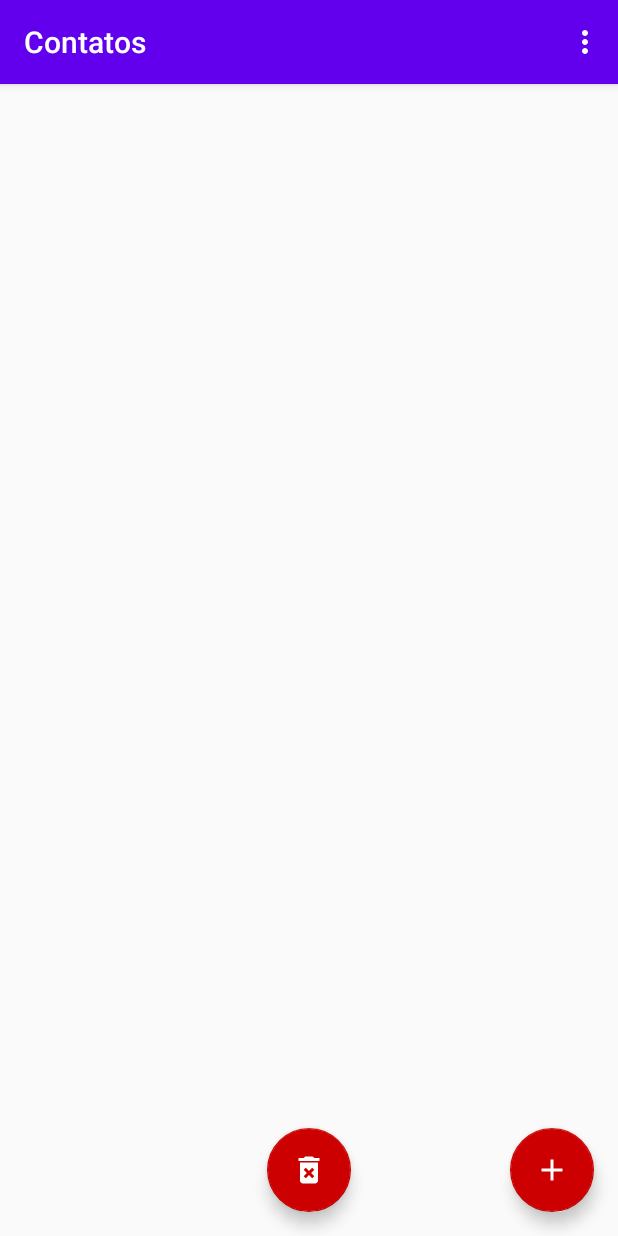
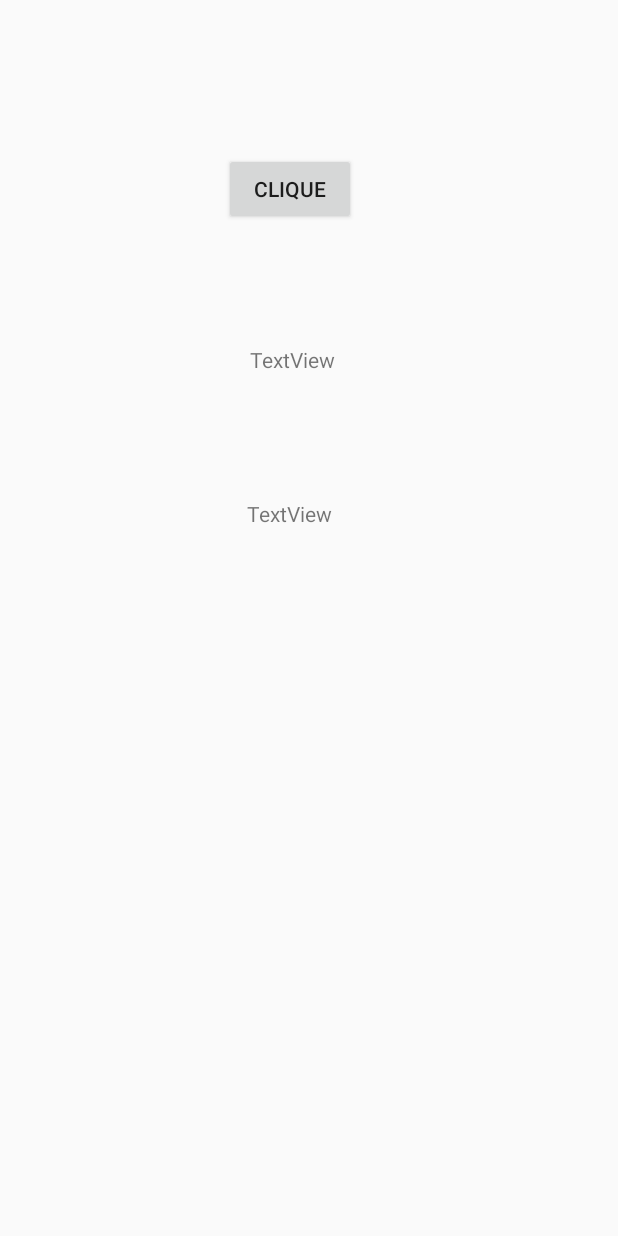
Before and after one commit to Vitorhr10/close-contacts-app, an Android app: the screen it shows after launch (MainActivity), on a phone screen of 412 x 824 dp. Run offline under Robolectric (Android 15) with nearby library versions, the phone set to English and light mode, and no system bars.

```diff
--- a/app/build.gradle
+++ b/app/build.gradle
@@ -30,6 +30,7 @@ dependencies {
     implementation 'androidx.navigation:navigation-fragment:2.3.0'
     implementation 'androidx.navigation:navigation-ui:2.3.0'
     implementation 'androidx.recyclerview:recyclerview:1.1.0'
+    implementation files('libs/Mysqlconnector.jar')
     testImplementation 'junit:junit:4.12'
     androidTestImplementation 'androidx.test.ext:junit:1.1.2'
     androidTestImplementation 'androidx.test.espresso:espresso-core:3.3.0'
--- a/app/src/main/AndroidManifest.xml
+++ b/app/src/main/AndroidManifest.xml
@@ -1,6 +1,8 @@
 <?xml version="1.0" encoding="utf-8"?>
 <manifest xmlns:android="http://schemas.android.com/apk/res/android"
     package="com.example.meusamigos2">
+
+    <uses-permission android:name="android.permission.INTERNET" />
 
     <uses-permission android:name="android.permission.SEND_SMS" />
 
--- /dev/null
+++ b/app/src/main/res/layout/busca_de_dados.xml
@@ -0,0 +1,42 @@
+<?xml version="1.0" encoding="utf-8"?>
+<androidx.constraintlayout.widget.ConstraintLayout xmlns:android="http://schemas.android.com/apk/res/android"
+    xmlns:app="http://schemas.android.com/apk/res-auto"
+    xmlns:tools="http://schemas.android.com/tools"
+    android:layout_width="match_parent"
+    android:layout_height="match_parent">
+
+    <Button
+        android:id="@+id/button"
+        android:layout_width="wrap_content"
+        android:layout_height="wrap_content"
+        android:layout_marginStart="149dp"
+        android:layout_marginLeft="149dp"
+        android:layout_marginTop="102dp"
+        android:layout_marginBottom="99dp"
+        android:text="clique"
+        app:layout_constraintBottom_toBottomOf="@+id/textView"
+        app:layout_constraintStart_toStartOf="parent"
+        app:layout_constraintTop_toTopOf="parent" />
+
+    <TextView
+        android:id="@+id/textView"
+        android:layout_width="wrap_content"
+        android:layout_height="wrap_content"
+        android:layout_marginTop="230dp"
+        android:layout_marginEnd="14dp"
+        android:layout_marginRight="14dp"
+        android:text="TextView"
+        app:layout_constraintEnd_toEndOf="@+id/button"
+        app:layout_constraintTop_toTopOf="parent" />
+
+    <TextView
+        android:id="@+id/textView2"
+        android:layout_width="wrap_content"
+        android:layout_height="wrap_content"
+        android:layout_marginTop="83dp"
+        android:layout_marginEnd="2dp"
+        android:layout_marginRight="2dp"
+        android:text="TextView"
+        app:layout_constraintEnd_toEndOf="@+id/textView"
+        app:layout_constraintTop_toBottomOf="@+id/textView" />
+</androidx.constraintlayout.widget.ConstraintLayout>
```
Also changed, not shown: app/src/main/java/com/example/meusamigos2/MainActivity.java (+236 -141 lines), app/libs/Mysqlconnector.jar (added).
